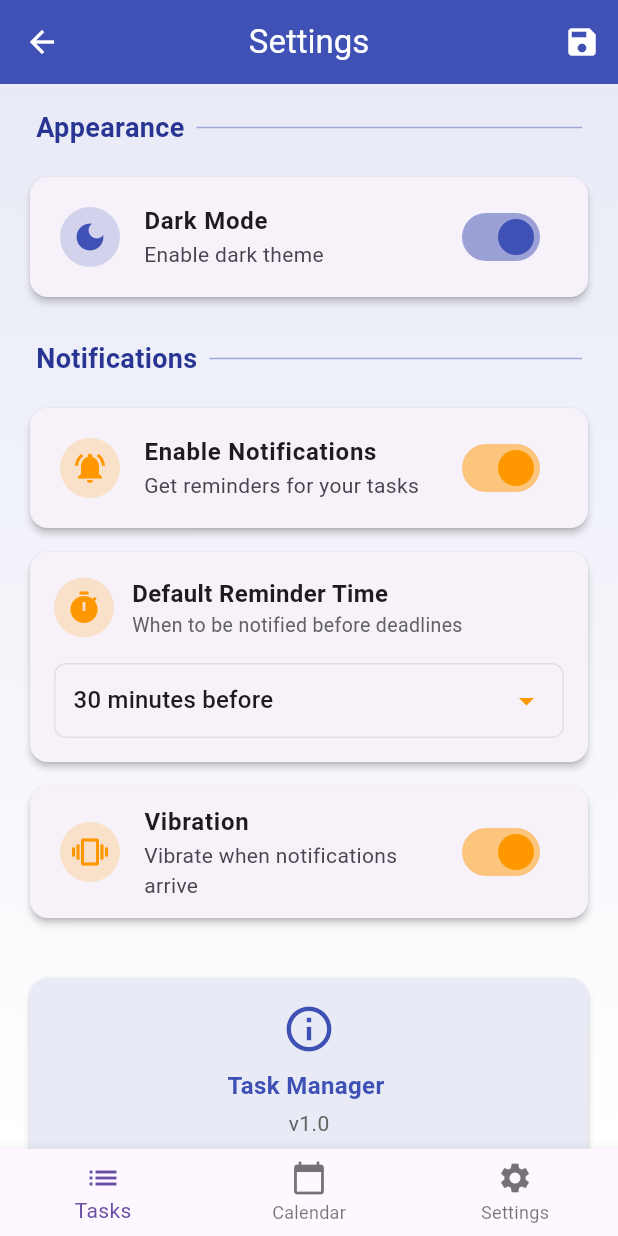
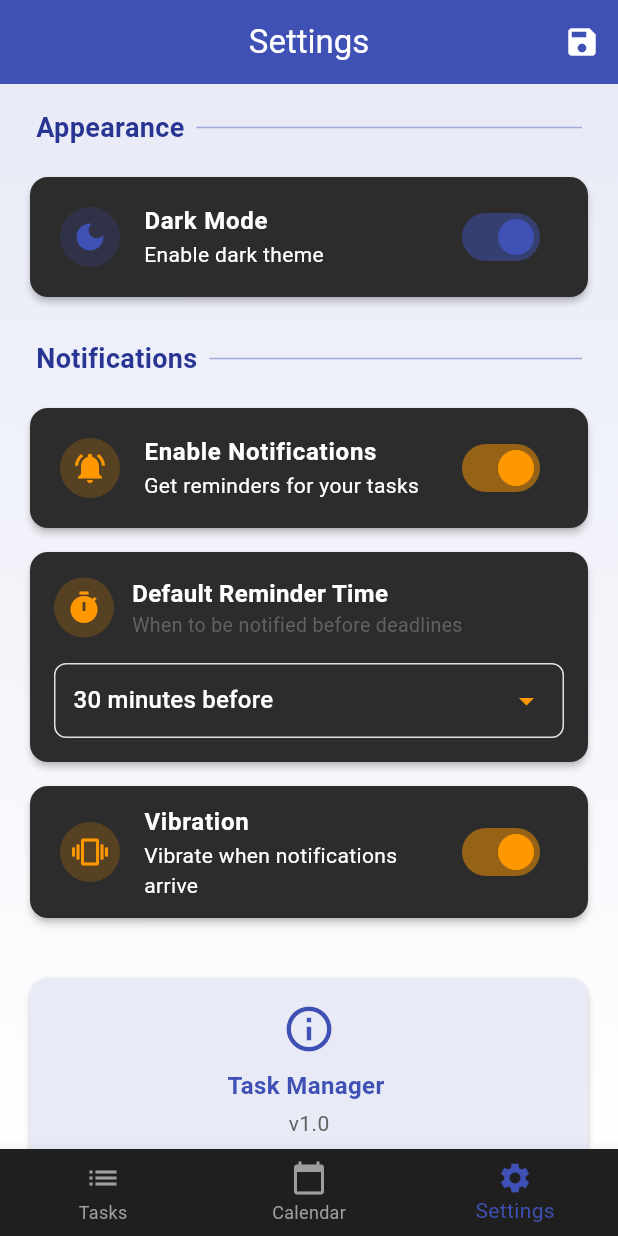
Before and after one commit to tanvirannnoor/tasknest-application-using-Flutter, a Flutter app: the screen it shows after launch, item 3 of the bottom bar chosen, after a tap on "Dark Mode", on a phone screen of 412 x 824 dp. Run offline on Flutter 3.47's test engine with Material 3 defaults, Android fonts, the phone set to English and light mode, and no system bars; our stand-ins replace get, get_storage, table_calendar.

Commit message:
Theme update

```diff
--- /dev/null
+++ b/tasknest1/lib/controllers/theme_controller.dart
@@ -0,0 +1,24 @@
+import 'package:flutter/material.dart';
+import 'package:get/get.dart';
+import 'package:get_storage/get_storage.dart';
+
+class ThemeController extends GetxController {
+  final _box = GetStorage();
+  final _key = 'isDarkMode';
+
+  ThemeMode get theme => _loadTheme() ? ThemeMode.dark : ThemeMode.light;
+
+  bool _loadTheme() => _box.read(_key) ?? false;
+
+  void saveTheme(bool isDarkMode) => _box.write(_key, isDarkMode);
+
+  void changeTheme() {
+    Get.changeThemeMode(_loadTheme() ? ThemeMode.light : ThemeMode.dark);
+    saveTheme(!_loadTheme());
+  }
+
+  void changeThemeMode(bool isDarkMode) {
+    Get.changeThemeMode(isDarkMode ? ThemeMode.dark : ThemeMode.light);
+    saveTheme(isDarkMode);
+  }
+}
--- a/tasknest1/lib/main.dart
+++ b/tasknest1/lib/main.dart
@@ -1,6 +1,8 @@
 import 'package:flutter/material.dart';
 import 'package:get/get.dart';
 import 'package:get_storage/get_storage.dart';
+import 'package:tasknest1/controllers/theme_controller.dart';
+import 'package:tasknest1/themes/app_themes.dart';
 import 'package:tasknest1/views/task_deatil_screen.dart';
 import 'views/splash_screen.dart';
 import 'views/home_screen.dart';
@@ -11,15 +13,21 @@ import 'views/settings_screen.dart';
 void main() async {
   WidgetsFlutterBinding.ensureInitialized();
   await GetStorage.init();
+  Get.put(ThemeController()); // Initialize GetStorage
   //await GetStorage().erase(); // 👈 This clears old data
   runApp(TaskNestApp());
 }
 
 class TaskNestApp extends StatelessWidget {
+final ThemeController themeController = Get.find<ThemeController>();
+
   @override
   Widget build(BuildContext context) {
     return GetMaterialApp(
       title: 'TaskNest',
+      theme: AppThemes.lightTheme,
+      darkTheme: AppThemes.darkTheme,
+      themeMode: themeController.theme,
       debugShowCheckedModeBanner: false,
       initialRoute: '/',
       getPages: [
--- /dev/null
+++ b/tasknest1/lib/themes/app_themes.dart
@@ -0,0 +1,59 @@
+import 'package:flutter/material.dart';
+
+class AppThemes {
+  static final lightTheme = ThemeData(
+    brightness: Brightness.light,
+    primaryColor: Colors.indigo,
+    scaffoldBackgroundColor: Colors.white,
+    appBarTheme: const AppBarTheme(
+      backgroundColor: Colors.indigo,
+      foregroundColor: Colors.white,
+      elevation: 0,
+    ),
+    bottomNavigationBarTheme: BottomNavigationBarThemeData(
+      backgroundColor: Colors.white,
+      selectedItemColor: Colors.indigo,
+      unselectedItemColor: Colors.grey.shade600,
+    ),
+    cardTheme: CardTheme(
+      color: Colors.white,
+      elevation: 2,
+      shape: RoundedRectangleBorder(borderRadius: BorderRadius.circular(12)),
+    ),
+    dividerColor: Colors.indigo.shade200,
+    colorScheme: ColorScheme.light(
+      primary: Colors.indigo,
+      secondary: Colors.orange,
+      surface: Colors.white,
+      background: Colors.indigo.shade50,
+    ),
+  );
+
+  static final darkTheme = ThemeData(
+    brightness: Brightness.dark,
+    primaryColor: Colors.indigoAccent,
+    scaffoldBackgroundColor: const Color(0xFF121212),
+    appBarTheme: AppBarTheme(
+      backgroundColor: const Color(0xFF1F1F1F),
+      foregroundColor: Colors.white,
+      elevation: 0,
+    ),
+    bottomNavigationBarTheme: BottomNavigationBarThemeData(
+      backgroundColor: const Color(0xFF1F1F1F),
+      selectedItemColor: Colors.indigoAccent,
+      unselectedItemColor: Colors.grey.shade400,
+    ),
+    cardTheme: CardTheme(
+      color: const Color(0xFF2C2C2C),
+      elevation: 2,
+      shape: RoundedRectangleBorder(borderRadius: BorderRadius.circular(12)),
+    ),
+    dividerColor: Colors.indigo.shade700,
+    colorScheme: ColorScheme.dark(
+      primary: Colors.indigoAccent,
+      secondary: Colors.orangeAccent,
+      surface: const Color(0xFF2C2C2C),
+      background: const Color(0xFF1F1F1F),
+    ),
+  );
+}
--- a/tasknest1/lib/views/calendar_screen.dart
+++ b/tasknest1/lib/views/calendar_screen.dart
@@ -538,7 +538,7 @@ class _CalendarScreenState extends State<CalendarScreen> {
           ],
         ),
       ),
-      bottomNavigationBar: BottomNavBar(),
+      bottomNavigationBar: BottomNavBar(currentIndex: 1),
     );
   }
 
--- a/tasknest1/lib/views/home_screen.dart
+++ b/tasknest1/lib/views/home_screen.dart
@@ -314,7 +314,7 @@ class _HomeScreenState extends State<HomeScreen> {
           ],
         ),
       ),
-      bottomNavigationBar: BottomNavBar(),
+      bottomNavigationBar: BottomNavBar(currentIndex: 0),
       floatingActionButton: FloatingActionButton(
         onPressed: _navigateToAddTask,
         backgroundColor: Colors.indigo,
--- a/tasknest1/lib/views/settings_screen.dart
+++ b/tasknest1/lib/views/settings_screen.dart
@@ -2,6 +2,7 @@ import 'package:flutter/material.dart';
 import 'package:get/get.dart';
 import 'package:get_storage/get_storage.dart';
 import 'widgets/bottom_navbar.dart';
+import 'package:tasknest1/controllers/theme_controller.dart';
 
 class SettingsScreen extends StatefulWidget {
   const SettingsScreen({super.key});
@@ -12,6 +13,7 @@ class SettingsScreen extends StatefulWidget {
 
 class _SettingsScreenState extends State<SettingsScreen> {
   final box = GetStorage();
+  final ThemeController themeController = Get.find<ThemeController>();
 
   // Settings variables
   final RxBool _darkMode = false.obs;
@@ -30,20 +32,22 @@ class _SettingsScreenState extends State<SettingsScreen> {
   void initState() {
     super.initState();
     _loadSettings();
+    // Initialize dark mode from theme controller
+    _darkMode.value = themeController.theme == ThemeMode.dark;
   }
 
   void _loadSettings() {
-    _darkMode.value = box.read('darkMode') ?? false;
+    // Don't load dark mode from box, use theme controller's value
     _notifications.value = box.read('notifications') ?? true;
     _reminderTime.value = box.read('reminderTime') ?? '30 minutes before';
     _vibration.value = box.read('vibration') ?? true;
   }
 
   void _saveSettings() {
-    box.write('darkMode', _darkMode.value);
     box.write('notifications', _notifications.value);
     box.write('reminderTime', _reminderTime.value);
     box.write('vibration', _vibration.value);
+    // No need to save darkMode here as it's handled by the ThemeController
 
     Get.snackbar(
       'Settings Saved',
@@ -79,7 +83,10 @@ class _SettingsScreenState extends State<SettingsScreen> {
           gradient: LinearGradient(
             begin: Alignment.topCenter,
             end: Alignment.bottomCenter,
-            colors: [Colors.indigo.shade50, Colors.white],
+            colors: [
+              Get.theme.colorScheme.background,
+              Get.theme.scaffoldBackgroundColor,
+            ],
           ),
         ),
         child: ListView(
@@ -93,6 +100,10 @@ class _SettingsScreenState extends State<SettingsScreen> {
               Icons.dark_mode,
               Colors.indigo,
               _darkMode,
+              onChanged: (bool newValue) {
+                _darkMode.value = newValue;
+                themeController.changeThemeMode(newValue);
+              },
             ),
 
             const SizedBox(height: 24),
@@ -169,7 +180,7 @@ class _SettingsScreenState extends State<SettingsScreen> {
           ],
         ),
       ),
-      bottomNavigationBar: BottomNavBar(),
+      bottomNavigationBar: BottomNavBar(currentIndex: 2),
     );
   }
 
@@ -198,8 +209,9 @@ class _SettingsScreenState extends State<SettingsScreen> {
     String subtitle,
     IconData icon,
     Color color,
-    RxBool value,
-  ) {
+    RxBool value, {
+    Function(bool)? onChanged,
+  }) {
     return Card(
       elevation: 2,
       shape: RoundedRectangleBorder(borderRadius: BorderRadius.circular(12)),
@@ -219,7 +231,11 @@ class _SettingsScreenState extends State<SettingsScreen> {
             value: value.value,
             activeColor: color,
             onChanged: (bool newValue) {
-              value.value = newValue;
+              if (onChanged != null) {
+                onChanged(newValue);
+              } else {
+                value.value = newValue;
+              }
             },
             shape: RoundedRectangleBorder(
               borderRadius: BorderRadius.circular(12),
--- a/tasknest1/lib/views/widgets/bottom_navbar.dart
+++ b/tasknest1/lib/views/widgets/bottom_navbar.dart
@@ -2,16 +2,23 @@ import 'package:flutter/material.dart';
 import 'package:get/get.dart';
 
 class BottomNavBar extends StatelessWidget {
+  final int currentIndex;
+
+  BottomNavBar({this.currentIndex = 0});
+
   @override
   Widget build(BuildContext context) {
     return BottomNavigationBar(
+      currentIndex: currentIndex,
+      selectedItemColor: Colors.indigo,
+      unselectedItemColor: Colors.grey,
       onTap: (index) {
-        if (index == 0) {
-          Get.toNamed('/home');
-        } else if (index == 1) {
-          Get.toNamed('/calendar');
-        } else if (index == 2) {
-          Get.toNamed('/settings');
+        if (index == 0 && currentIndex != 0) {
+          Get.offAllNamed('/home');
+        } else if (index == 1 && currentIndex != 1) {
+          Get.offAllNamed('/calendar');
+        } else if (index == 2 && currentIndex != 2) {
+          Get.offAllNamed('/settings');
         }
       },
       items: const [
--- a/tasknest1/pubspec.yaml
+++ b/tasknest1/pubspec.yaml
@@ -38,6 +38,9 @@ dependencies:
   get_storage: ^2.1.1
   intl: ^0.20.2
   table_calendar: ^3.2.0
+  flutter_local_notifications: ^19.1.0
+  timezone: ^0.10.0
+  rxdart: ^0.28.0
 
 dev_dependencies:
   flutter_test:
```
Also changed, not shown: tasknest1/pubspec.lock, 2 other files.
